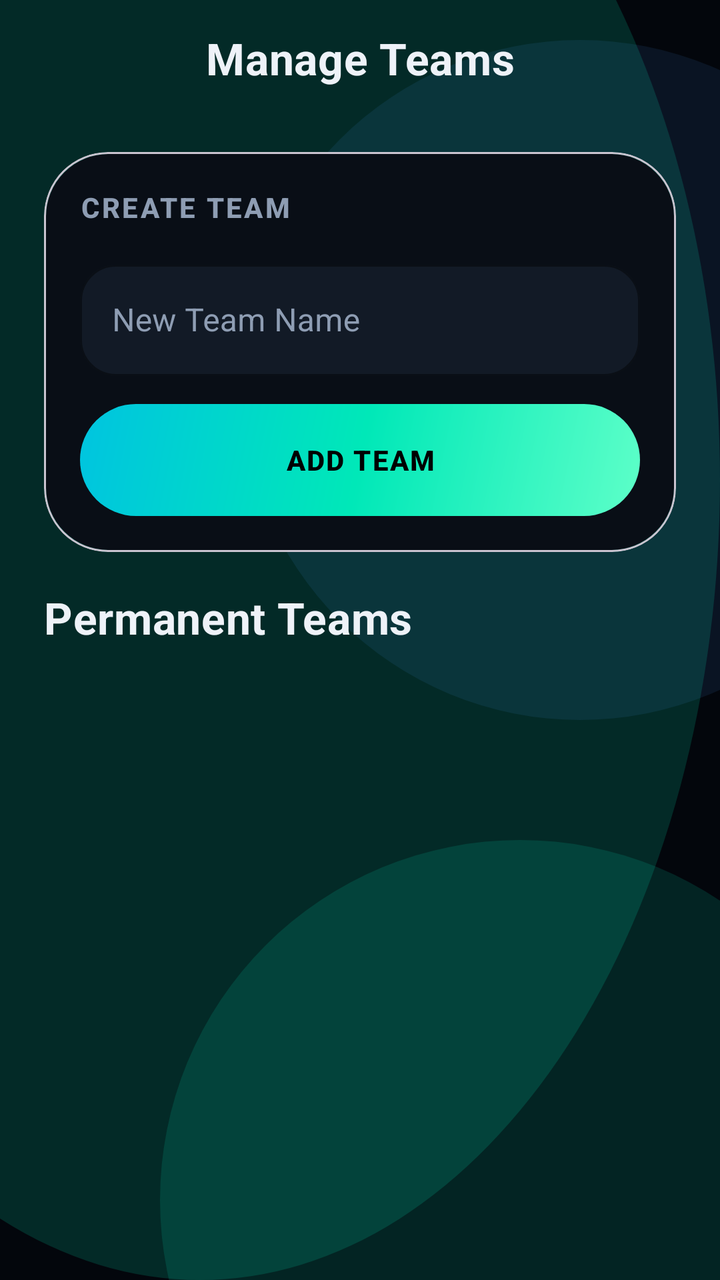
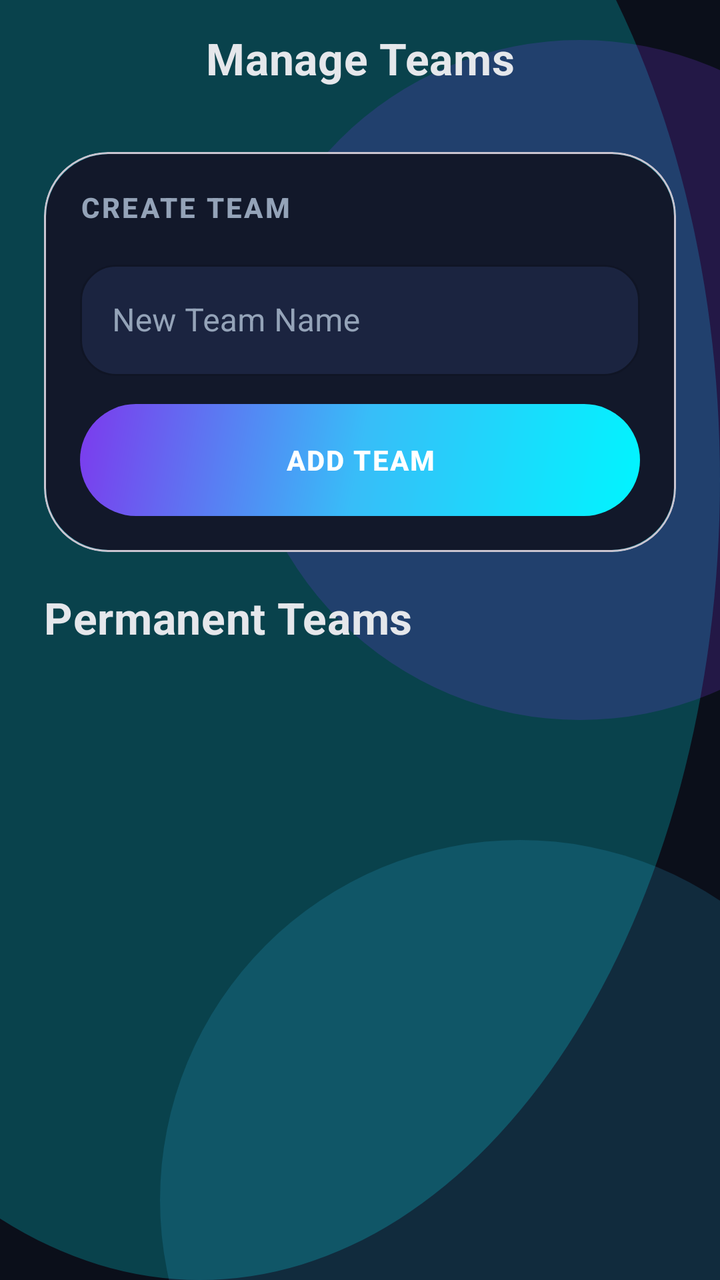

An Android layout rendered at two revisions. The XML below is the earlier revision; the diff shows what the commit changed to produce the second picture.
<!-- AndroidManifest.xml: application theme Theme.TeamBalancer -->
<!-- res/layout/fragment_manage_teams.xml -->
<?xml version="1.0" encoding="utf-8"?>
<androidx.coordinatorlayout.widget.CoordinatorLayout xmlns:android="http://schemas.android.com/apk/res/android"
    xmlns:app="http://schemas.android.com/apk/res-auto"
    android:layout_width="match_parent"
    android:layout_height="match_parent"
    android:background="@drawable/bg_app_shell">

    <com.google.android.material.appbar.AppBarLayout
        android:layout_width="match_parent"
        android:layout_height="wrap_content"
        android:background="@android:color/transparent"
        app:elevation="0dp">

        <com.google.android.material.appbar.MaterialToolbar
            android:id="@+id/toolbar"
            style="@style/Widget.TeamBalancer.Toolbar"
            android:layout_width="match_parent"
            android:layout_height="wrap_content"
            app:title="Manage Teams"
            app:titleCentered="true" />
    </com.google.android.material.appbar.AppBarLayout>

    <androidx.core.widget.NestedScrollView
        android:layout_width="match_parent"
        android:layout_height="match_parent"
        android:clipToPadding="false"
        app:layout_behavior="@string/appbar_scrolling_view_behavior">

        <LinearLayout
            android:layout_width="match_parent"
            android:layout_height="wrap_content"
            android:orientation="vertical"
            android:paddingHorizontal="@dimen/screen_padding_x"
            android:paddingTop="12dp"
            android:paddingBottom="@dimen/content_bottom_inset">

            <com.google.android.material.card.MaterialCardView
                android:layout_width="match_parent"
                android:layout_height="wrap_content"
                app:cardBackgroundColor="@android:color/transparent"
                app:cardCornerRadius="@dimen/glass_corner"
                app:cardElevation="0dp">

                <LinearLayout
                    android:layout_width="match_parent"
                    android:layout_height="wrap_content"
                    android:background="@drawable/bg_surface_panel"
                    android:orientation="vertical"
                    android:padding="18dp">

                    <TextView
                        android:layout_width="wrap_content"
                        android:layout_height="wrap_content"
                        android:text="CREATE TEAM"
                        android:textAppearance="@style/TextAppearance.TeamBalancer.LabelLarge"
                        android:textColor="@color/on_surface_variant" />

                    <com.google.android.material.textfield.TextInputLayout
                        style="@style/Widget.TeamBalancer.TextInputLayout"
                        android:layout_width="match_parent"
                        android:layout_height="wrap_content"
                        android:layout_marginTop="14dp"
                        android:hint="New Team Name"
                        app:boxBackgroundColor="@color/surface_elevated"
                        app:boxStrokeColor="@color/accent"
                        app:hintTextColor="@color/accent">

                        <com.google.android.material.textfield.TextInputEditText
                            android:id="@+id/editNewTeamName"
                            android:layout_width="match_parent"
                            android:layout_height="wrap_content"
                            android:inputType="textCapWords"
                            android:textColor="@color/on_surface"
                            android:textCursorDrawable="@null" />
                    </com.google.android.material.textfield.TextInputLayout>

                    <com.google.android.material.button.MaterialButton
                        android:id="@+id/btnAddTeam"
                        android:layout_width="match_parent"
                        android:layout_height="@dimen/cta_height"
                        android:layout_marginTop="14dp"
                        android:background="@drawable/bg_cta_gradient"
                        android:letterSpacing="0.05"
                        android:text="ADD TEAM"
                        android:textColor="@color/black"
                        android:textStyle="bold"
                        app:backgroundTint="@null"
                        app:cornerRadius="@dimen/card_corner_lg" />
                </LinearLayout>
            </com.google.android.material.card.MaterialCardView>

            <TextView
                android:layout_width="wrap_content"
                android:layout_height="wrap_content"
                android:layout_marginTop="18dp"
                android:text="Permanent Teams"
                android:textAppearance="@style/TextAppearance.TeamBalancer.TitleLarge"
                android:textColor="@color/on_surface" />

            <androidx.recyclerview.widget.RecyclerView
                android:id="@+id/recyclerTeams"
                android:layout_width="match_parent"
                android:layout_height="wrap_content"
                android:layout_marginTop="10dp"
                android:nestedScrollingEnabled="false" />

        </LinearLayout>
    </androidx.core.widget.NestedScrollView>

</androidx.coordinatorlayout.widget.CoordinatorLayout>
<!-- resources referenced by this layout -->
<resources>
  <color name="accent">#00E8B8</color>
  <color name="black">#000000</color>
  <color name="on_surface">#EEF2F8</color>
  <color name="on_surface_variant">#8E9DB3</color>
  <color name="surface_elevated">#121A26</color>
  <!-- drawable bg_app_shell (drawable) -->
  <?xml version="1.0" encoding="utf-8"?>
  <layer-list xmlns:android="http://schemas.android.com/apk/res/android">
      <item android:drawable="@color/background" />
      
      <item android:top="-160dp" android:left="-160dp">
          <shape android:shape="oval">
              <size android:width="420dp" android:height="420dp" />
              <solid android:color="#2800E8B8" />
          </shape>
      </item>
      <item android:gravity="end|top" android:right="-100dp" android:top="20dp">
          <shape android:shape="oval">
              <size android:width="340dp" android:height="340dp" />
              <solid android:color="#184D9FFF" />
          </shape>
      </item>
      <item android:gravity="end|bottom" android:right="-80dp" android:bottom="-140dp">
          <shape android:shape="oval">
              <size android:width="360dp" android:height="360dp" />
              <solid android:color="#2200E8B8" />
          </shape>
      </item>
  </layer-list>
  <color name="background">#03060C</color>
  <color name="red_gradient_center">#00E8B8</color>
  <color name="red_gradient_end">#00C4E0</color>
  <color name="red_gradient_start">#5DFFC8</color>
  <color name="surface">#090E16</color>
  <color name="stroke_glow">#4000E8B8</color>
  <style name="Base.Theme.TeamBalancer" parent="Theme.Material3.DayNight.NoActionBar">
          <item name="colorPrimary">@color/primary</item>
          <item name="colorOnPrimary">@color/white</item>
          <item name="colorPrimaryContainer">@color/primary_variant</item>
          <item name="colorOnPrimaryContainer">@color/white</item>
  
          <item name="colorSecondary">@color/secondary</item>
          <item name="colorOnSecondary">@color/on_secondary</item>
          <item name="colorSecondaryContainer">@color/surface_soft</item>
          <item name="colorOnSecondaryContainer">@color/white</item>
  
          <item name="colorTertiary">@color/accent</item>
          <item name="colorOnTertiary">@color/white</item>
  
          <item name="android:windowBackground">@drawable/bg_app_shell</item>
          <item name="colorSurface">@color/surface</item>
          <item name="colorOnSurface">@color/white</item>
          <item name="colorSurfaceVariant">@color/divider</item>
          <item name="colorOnSurfaceVariant">@color/on_surface_variant</item>
          <item name="colorOutline">@color/divider</item>
  
          <item name="android:statusBarColor">@android:color/transparent</item>
          <item name="android:windowLightStatusBar">false</item>
          <item name="android:navigationBarColor">@color/background</item>
          <item name="android:windowLightNavigationBar">false</item>
  
          <item name="alertDialogTheme">@style/ThemeOverlay.TeamBalancer.Dialog</item>
          <item name="materialAlertDialogTheme">@style/ThemeOverlay.TeamBalancer.Dialog</item>
          <item name="popupMenuStyle">@style/Widget.TeamBalancer.PopupMenu</item>
          <item name="listPopupWindowStyle">@style/Widget.TeamBalancer.PopupMenu</item>
          <item name="materialButtonStyle">@style/Widget.TeamBalancer.Button</item>
  
          <item name="textAppearanceHeadlineLarge">@style/TextAppearance.TeamBalancer.HeadlineLarge</item>
          <item name="textAppearanceHeadlineMedium">@style/TextAppearance.TeamBalancer.HeadlineMedium</item>
          <item name="textAppearanceTitleLarge">@style/TextAppearance.TeamBalancer.TitleLarge</item>
          <item name="textAppearanceTitleMedium">@style/TextAppearance.TeamBalancer.TitleMedium</item>
          <item name="textAppearanceTitleSmall">@style/TextAppearance.TeamBalancer.TitleSmall</item>
          <item name="textAppearanceBodyLarge">@style/TextAppearance.TeamBalancer.BodyLarge</item>
          <item name="textAppearanceBodyMedium">@style/TextAppearance.TeamBalancer.BodyMedium</item>
          <item name="textAppearanceLabelLarge">@style/TextAppearance.TeamBalancer.LabelLarge</item>
          <item name="textAppearanceLabelMedium">@style/TextAppearance.TeamBalancer.LabelMedium</item>
  
          <item name="shapeAppearanceSmallComponent">@style/ShapeAppearance.TeamBalancer.Small</item>
          <item name="shapeAppearanceMediumComponent">@style/ShapeAppearance.TeamBalancer.Medium</item>
  
          
          <item name="autoCompleteTextViewStyle">@style/Widget.TeamBalancer.AutoCompleteTextView</item>
  
          <item name="toolbarStyle">@style/Widget.TeamBalancer.Toolbar</item>
          <item name="android:colorControlHighlight">@color/ripple_surface</item>
      </style>
  <color name="primary">#0B101A</color>
  <color name="primary_variant">#141C2A</color>
  <color name="secondary">#4D9FFF</color>
  <color name="surface_soft">#1A2433</color>
  <color name="divider">#1E2A3A</color>
  <style name="ThemeOverlay.TeamBalancer.Dialog" parent="ThemeOverlay.Material3.MaterialAlertDialog">
          <item name="android:background">@color/surface</item>
          <item name="colorSurface">@color/surface</item>
          <item name="colorOnSurface">@color/white</item>
          <item name="colorPrimary">@color/accent</item>
          <item name="colorSecondary">@color/accent</item>
          <item name="buttonBarPositiveButtonStyle">@style/Widget.TeamBalancer.Button.Text</item>
          <item name="buttonBarNegativeButtonStyle">@style/Widget.TeamBalancer.Button.Text</item>
          <item name="buttonBarNeutralButtonStyle">@style/Widget.TeamBalancer.Button.Text</item>
      </style>
  <color name="ripple_surface">#45FFFFFF</color>
  <!-- unchanged entries left out for length: 28 -->
</resources>

<!-- the commit's change to res/layout/fragment_manage_teams.xml (unified diff, before → after) -->
@@ -82,7 +82,7 @@
                         android:background="@drawable/bg_cta_gradient"
                         android:letterSpacing="0.05"
                         android:text="ADD TEAM"
-                        android:textColor="@color/black"
+                        android:textColor="@color/white"
                         android:textStyle="bold"
                         app:backgroundTint="@null"
                         app:cornerRadius="@dimen/card_corner_lg" />
<!-- resource entries referenced after the edit -->
@@ -1,40 +1,38 @@
 <!-- resources referenced by this layout -->
 <resources>
-  <color name="accent">#00E8B8</color>
-  <color name="black">#000000</color>
-  <color name="on_surface">#EEF2F8</color>
-  <color name="on_surface_variant">#8E9DB3</color>
-  <color name="surface_elevated">#121A26</color>
+  <color name="accent">#00F5FF</color>
+  <color name="on_surface">#E5E7EB</color>
+  <color name="on_surface_variant">#94A3B8</color>
+  <color name="surface_elevated">#1B2440</color>
   <!-- drawable bg_app_shell (drawable) -->
   <?xml version="1.0" encoding="utf-8"?>
   <layer-list xmlns:android="http://schemas.android.com/apk/res/android">
       <item android:drawable="@color/background" />
-      
       <item android:top="-160dp" android:left="-160dp">
           <shape android:shape="oval">
               <size android:width="420dp" android:height="420dp" />
-              <solid android:color="#2800E8B8" />
+              <solid android:color="#3800F5FF" />
           </shape>
       </item>
       <item android:gravity="end|top" android:right="-100dp" android:top="20dp">
           <shape android:shape="oval">
               <size android:width="340dp" android:height="340dp" />
-              <solid android:color="#184D9FFF" />
+              <solid android:color="#357C3AED" />
           </shape>
       </item>
       <item android:gravity="end|bottom" android:right="-80dp" android:bottom="-140dp">
           <shape android:shape="oval">
               <size android:width="360dp" android:height="360dp" />
-              <solid android:color="#2200E8B8" />
+              <solid android:color="#2838BDF8" />
           </shape>
       </item>
   </layer-list>
-  <color name="background">#03060C</color>
-  <color name="red_gradient_center">#00E8B8</color>
-  <color name="red_gradient_end">#00C4E0</color>
-  <color name="red_gradient_start">#5DFFC8</color>
-  <color name="surface">#090E16</color>
-  <color name="stroke_glow">#4000E8B8</color>
+  <color name="background">#0B0F1A</color>
+  <color name="red_gradient_center">#38BDF8</color>
+  <color name="red_gradient_end">#7C3AED</color>
+  <color name="red_gradient_start">#00F5FF</color>
+  <color name="surface">#12182A</color>
+  <color name="stroke_glow">#6600F5FF</color>
   <style name="Base.Theme.TeamBalancer" parent="Theme.Material3.DayNight.NoActionBar">
           <item name="colorPrimary">@color/primary</item>
           <item name="colorOnPrimary">@color/white</item>
@@ -51,7 +49,7 @@
   
           <item name="android:windowBackground">@drawable/bg_app_shell</item>
           <item name="colorSurface">@color/surface</item>
-          <item name="colorOnSurface">@color/white</item>
+          <item name="colorOnSurface">@color/on_surface</item>
           <item name="colorSurfaceVariant">@color/divider</item>
           <item name="colorOnSurfaceVariant">@color/on_surface_variant</item>
           <item name="colorOutline">@color/divider</item>
@@ -86,22 +84,22 @@
           <item name="toolbarStyle">@style/Widget.TeamBalancer.Toolbar</item>
           <item name="android:colorControlHighlight">@color/ripple_surface</item>
       </style>
-  <color name="primary">#0B101A</color>
-  <color name="primary_variant">#141C2A</color>
-  <color name="secondary">#4D9FFF</color>
-  <color name="surface_soft">#1A2433</color>
-  <color name="divider">#1E2A3A</color>
+  <color name="primary">#0B0F1A</color>
+  <color name="primary_variant">#151B2E</color>
+  <color name="secondary">#7C3AED</color>
+  <color name="surface_soft">#252F4D</color>
+  <color name="divider">#2A3150</color>
   <style name="ThemeOverlay.TeamBalancer.Dialog" parent="ThemeOverlay.Material3.MaterialAlertDialog">
           <item name="android:background">@color/surface</item>
           <item name="colorSurface">@color/surface</item>
-          <item name="colorOnSurface">@color/white</item>
+          <item name="colorOnSurface">@color/on_surface</item>
           <item name="colorPrimary">@color/accent</item>
           <item name="colorSecondary">@color/accent</item>
           <item name="buttonBarPositiveButtonStyle">@style/Widget.TeamBalancer.Button.Text</item>
           <item name="buttonBarNegativeButtonStyle">@style/Widget.TeamBalancer.Button.Text</item>
           <item name="buttonBarNeutralButtonStyle">@style/Widget.TeamBalancer.Button.Text</item>
       </style>
-  <color name="ripple_surface">#45FFFFFF</color>
+  <color name="ripple_surface">#50FFFFFF</color>
   <!-- unchanged entries left out for length: 28 -->
 </resources>
 
